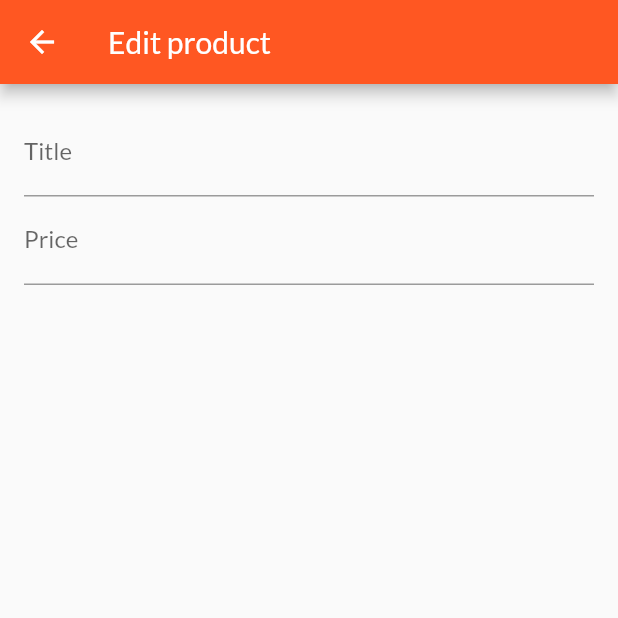
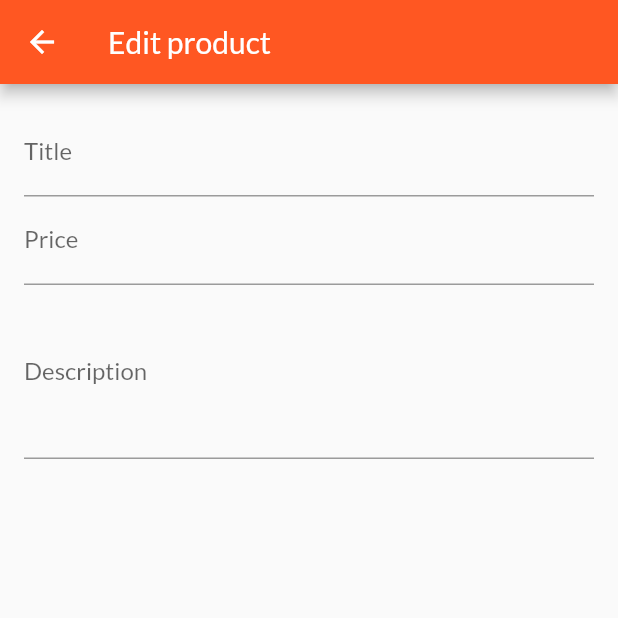
Before and after one commit to jakubjaran/shop_app, a Flutter app: the EditProductScreen screen opened by its route, on a phone screen of 412 x 824 dp, the top half of it. Run offline on Flutter 3.47's test engine with Material 2 defaults, Android fonts, the phone set to English and light mode, and no system bars; network calls fail.

Commit message:
Multiline description field

```diff
--- a/lib/screens/edit_product_screen.dart
+++ b/lib/screens/edit_product_screen.dart
@@ -9,6 +9,15 @@ class EditProductScreen extends StatefulWidget {
 
 class _EditProductScreenState extends State<EditProductScreen> {
   final _priceFocusNode = FocusNode();
+  final _descriptionFocusNode = FocusNode();
+
+  @override
+  void dispose() {
+    // clear FocusNodes to avoid memory leak
+    _priceFocusNode.dispose();
+    _descriptionFocusNode.dispose();
+    super.dispose();
+  }
 
   @override
   Widget build(BuildContext context) {
@@ -33,6 +42,14 @@ class _EditProductScreenState extends State<EditProductScreen> {
                   textInputAction: TextInputAction.next,
                   keyboardType: TextInputType.number,
                   focusNode: _priceFocusNode,
+                  onFieldSubmitted: (_) => FocusScope.of(context)
+                      .requestFocus(_descriptionFocusNode),
+                ),
+                TextFormField(
+                  decoration: InputDecoration(labelText: 'Description'),
+                  keyboardType: TextInputType.multiline,
+                  maxLines: 4,
+                  focusNode: _descriptionFocusNode,
                 ),
               ],
             ),
```
